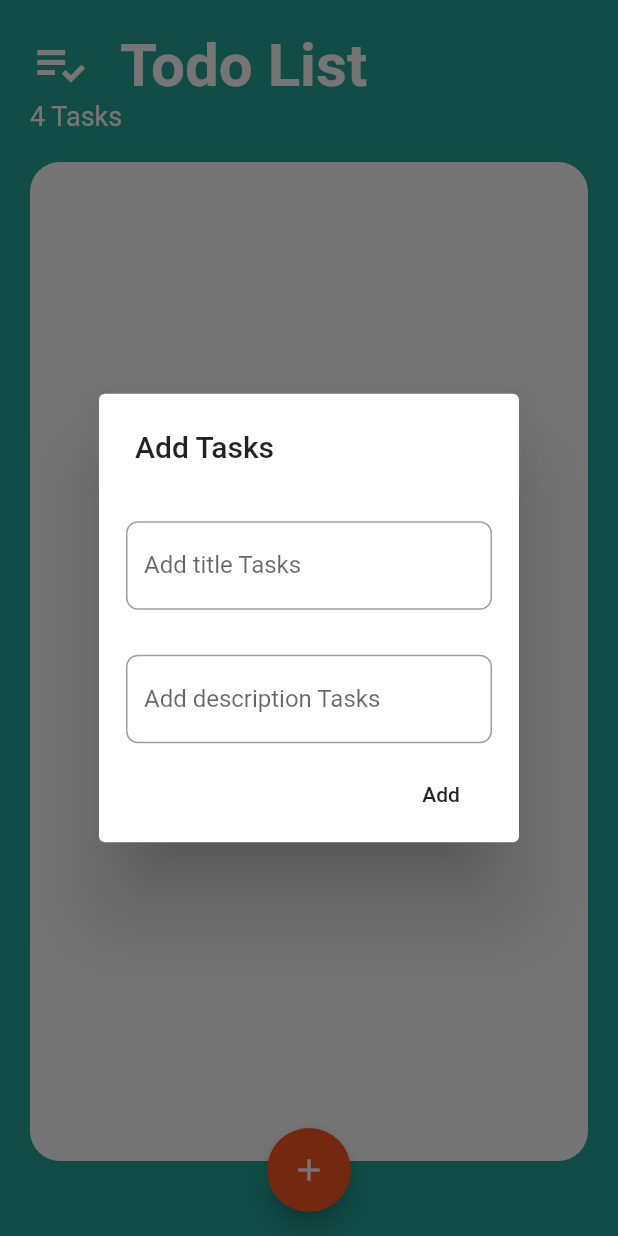
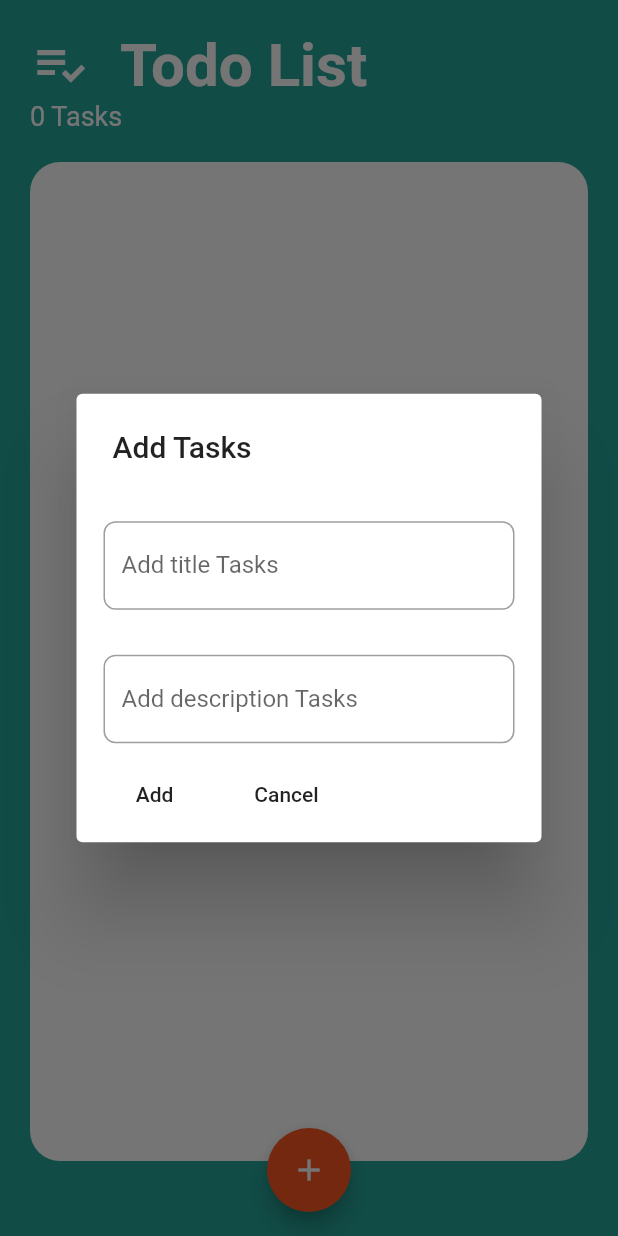
Before and after one commit to islamelgendy1990/Todo_List_App, a Flutter app: the screen it shows after launch, after a tap on the "add" icon, on a phone screen of 412 x 824 dp. Run offline on Flutter 3.47's test engine with Material 2 defaults, Android fonts, the phone set to English and light mode, and no system bars; our stand-ins replace bloc, flutter_bloc, shared_preferences.

Commit message:
change 1
add bottom 'cancel' to alert dialog widget

```diff
--- a/lib/bloc/task_cubit.dart
+++ b/lib/bloc/task_cubit.dart
@@ -15,10 +15,6 @@ class TaskCubit extends Cubit<TaskStates> {
 
 
   List<Task> tasksList = [];
-
-  List<Task> get tasks{
-    return tasksList;
-  }
 
 
 
--- a/lib/ui/home_page.dart
+++ b/lib/ui/home_page.dart
@@ -34,7 +34,7 @@ class HomePage extends StatelessWidget {
                         Text('Todo List', style: TextStyle(color: Colors.white, fontSize: 40, fontWeight: FontWeight.bold),),
                       ],
                     ),
-                    const Text('4 Tasks', style: TextStyle(
+                     Text('${cubit.tasksList.length.toInt()} Tasks', style: const TextStyle(
                       color: Colors.white,
                       fontSize: 18,
                     ),
@@ -52,6 +52,7 @@ class HomePage extends StatelessWidget {
                             itemCount: cubit.tasksList.length,
                             itemBuilder: (context, index) {
                               return Container(
+                                key: key,
                                 child: Padding(padding: const EdgeInsets.only(right: 5, left: 5, top: 5),
                                   child: Column(
                                     mainAxisAlignment: MainAxisAlignment.center,
@@ -150,7 +151,9 @@ void _showDialog(BuildContext context) {
               ),
             ),
           ),
-          FlatButton(
+          Row(
+            children: [
+              MaterialButton(
                 child: const Text("Add"),
                 onPressed: () {
                   cubit.addTitleTasksList();
@@ -160,8 +163,17 @@ void _showDialog(BuildContext context) {
                   Navigator.pop(context);
                 },
               ),
+              MaterialButton(
+                child: const Text("Cancel"),
+                onPressed: () {
+                  Navigator.pop(context);
+                },
+              ),
+            ],
+          ),
         ],
       );
     },
+    barrierDismissible: false,
   );
 }
```
Lines whose indentation alone changed are shown as unchanged.
